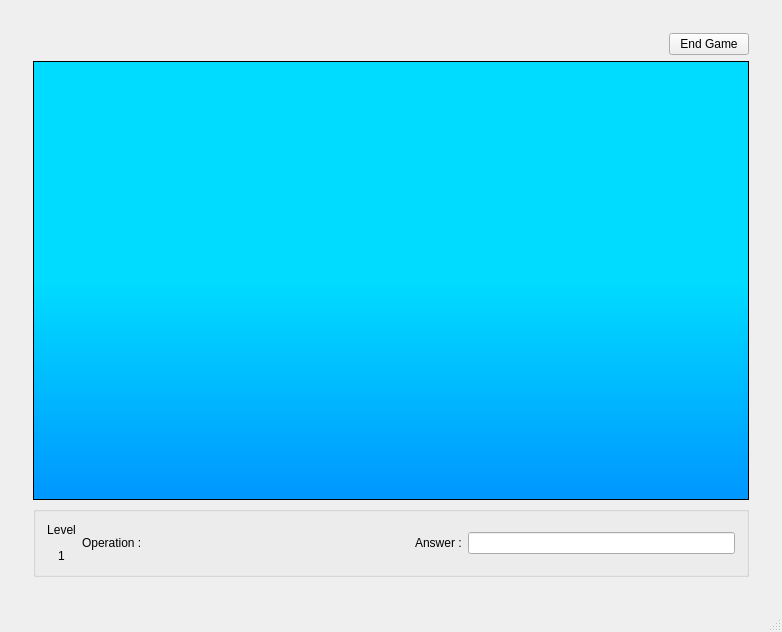
Old version of the form mainwindow.ui in the repository nphelpsiv/Education-App.
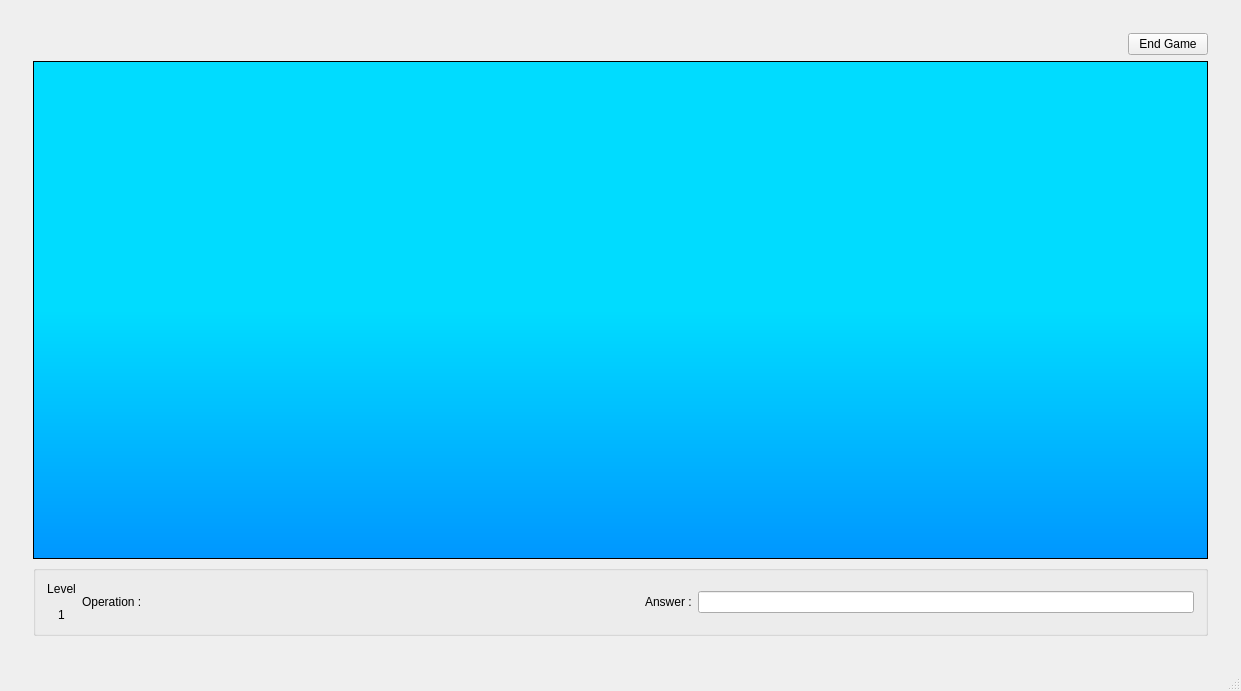
New version of the form.

```diff
--- a/mainwindow.ui
+++ b/mainwindow.ui
@@ -6,10 +6,22 @@
    <rect>
     <x>0</x>
     <y>0</y>
-    <width>778</width>
-    <height>628</height>
+    <width>1241</width>
+    <height>691</height>
    </rect>
   </property>
+  <property name="sizePolicy">
+   <sizepolicy hsizetype="Preferred" vsizetype="Preferred">
+    <horstretch>0</horstretch>
+    <verstretch>0</verstretch>
+   </sizepolicy>
+  </property>
+  <property name="minimumSize">
+   <size>
+    <width>850</width>
+    <height>570</height>
+   </size>
+  </property>
   <property name="windowTitle">
    <string>Main Window</string>
   </property>
@@ -22,8 +34,8 @@
       </property>
       <property name="minimumSize">
        <size>
-        <width>760</width>
-        <height>588</height>
+        <width>800</width>
+        <height>500</height>
        </size>
       </property>
       <property name="sizeIncrement">
@@ -591,9 +603,30 @@
              </item>
              <item>
               <widget class="QGraphicsView" name="gameGraphicsView">
+               <property name="enabled">
+                <bool>true</bool>
+               </property>
+               <property name="minimumSize">
+                <size>
+                 <width>600</width>
+                 <height>375</height>
+                </size>
+               </property>
+               <property name="sizeIncrement">
+                <size>
+                 <width>0</width>
+                 <height>0</height>
+                </size>
+               </property>
                <property name="styleSheet">
                 <string notr="true">background-color: qlineargradient(spread:pad, x1:0, y1:1, x2:0, y2:0, stop:0 rgba(0, 150, 255), stop:0.50 rgba(0, 220, 255));</string>
                </property>
+               <property name="sizeAdjustPolicy">
+                <enum>QAbstractScrollArea::AdjustIgnored</enum>
+               </property>
+               <property name="viewportUpdateMode">
+                <enum>QGraphicsView::MinimalViewportUpdate</enum>
+               </property>
               </widget>
              </item>
              <item>
```
